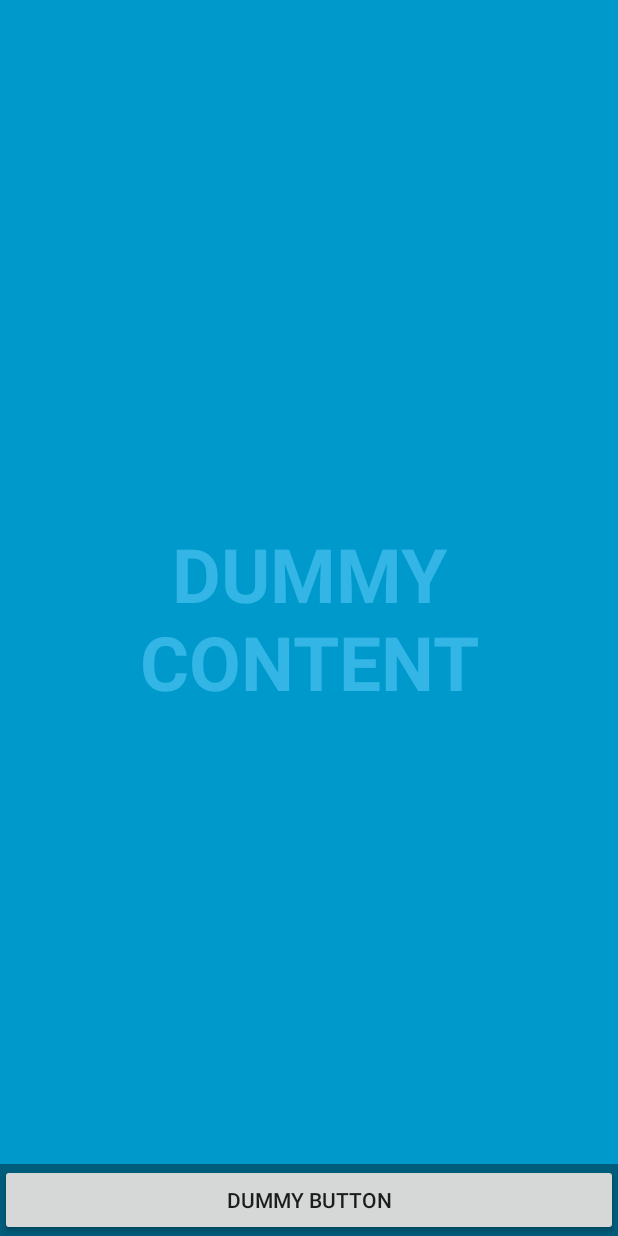
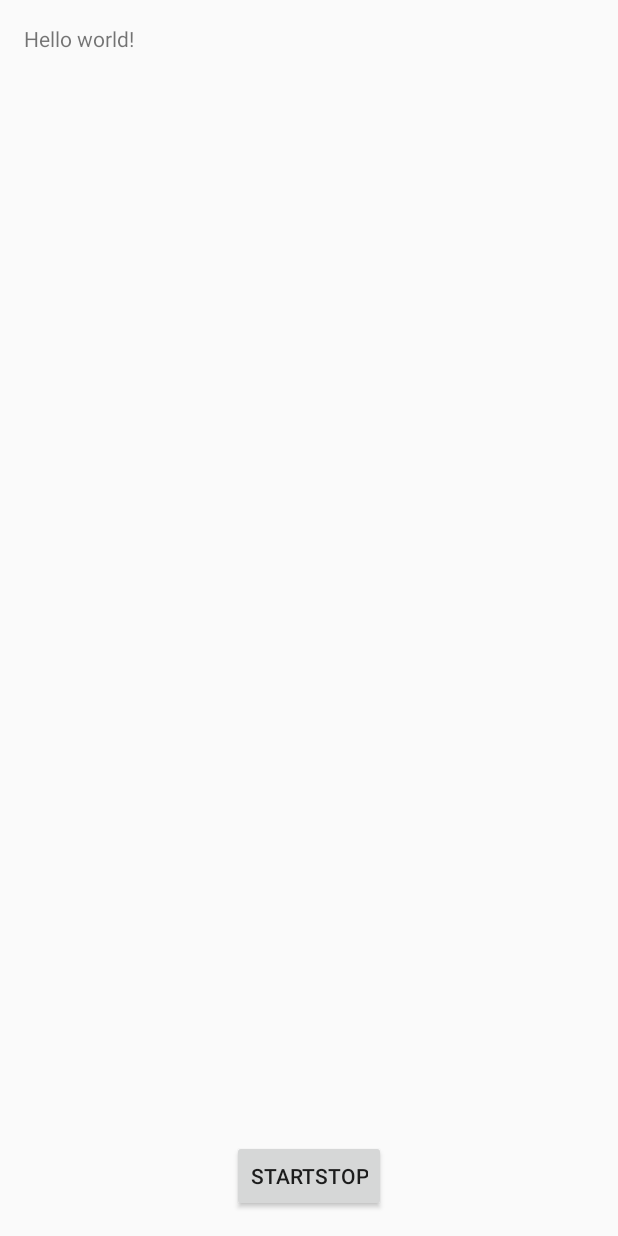
Before and after one commit to RowanMeara/Asymmetric-Metronome, an Android app: the layout activity_main.xml on its own in the app's theme, with its tools: preview values and no code run, on a phone screen of 412 x 824 dp. Run offline under Robolectric (Android 15) with nearby library versions, the phone set to English and light mode, and no system bars.

```diff
--- a/app/src/main/java/edu/rrm89cornell/asymmetricmetronome/Tutorial.java
+++ b/app/src/main/java/edu/rrm89cornell/asymmetricmetronome/StartStopActivity.java
@@ -6,18 +6,18 @@ import android.view.Menu;
 import android.view.MenuItem;
 
 
-public class Tutorial extends ActionBarActivity {
+public class StartStopActivity extends ActionBarActivity {
 
     @Override
     protected void onCreate(Bundle savedInstanceState) {
         super.onCreate(savedInstanceState);
-        setContentView(R.layout.activity_tutorial);
+        setContentView(R.layout.activity_start_stop);
     }
 
     @Override
     public boolean onCreateOptionsMenu(Menu menu) {
         // Inflate the menu; this adds items to the action bar if it is present.
-        getMenuInflater().inflate(R.menu.menu_tutorial, menu);
+        getMenuInflater().inflate(R.menu.menu_start_stop, menu);
         return true;
     }
 
--- a/app/src/main/res/layout/activity_main.xml
+++ b/app/src/main/res/layout/activity_main.xml
@@ -1,32 +1,20 @@
-<FrameLayout xmlns:android="http://schemas.android.com/apk/res/android"
+<RelativeLayout xmlns:android="http://schemas.android.com/apk/res/android"
     xmlns:tools="http://schemas.android.com/tools" android:layout_width="match_parent"
-    android:layout_height="match_parent" android:background="#0099cc" tools:context=".Main">
+    android:layout_height="match_parent" android:paddingLeft="@dimen/activity_horizontal_margin"
+    android:paddingRight="@dimen/activity_horizontal_margin"
+    android:paddingTop="@dimen/activity_vertical_margin"
+    android:paddingBottom="@dimen/activity_vertical_margin"
+    tools:context="edu.rrm89cornell.asymmetricmetronome.StartStopActivity">
 
-    <!-- The primary full-screen view. This can be replaced with whatever view
-         is needed to present your content, e.g. VideoView, SurfaceView,
-         TextureView, etc. -->
-    <TextView android:id="@+id/fullscreen_content" android:layout_width="match_parent"
-        android:layout_height="match_parent" android:keepScreenOn="true" android:textColor="#33b5e5"
-        android:textStyle="bold" android:textSize="50sp" android:gravity="center"
-        android:text="@string/dummy_content" />
+    <TextView android:text="@string/hello_world" android:layout_width="wrap_content"
+        android:layout_height="wrap_content" />
 
-    <!-- This FrameLayout insets its children based on system windows using
-         android:fitsSystemWindows. -->
-    <FrameLayout android:layout_width="match_parent" android:layout_height="match_parent"
-        android:fitsSystemWindows="true"
-        android:layout_gravity="center_horizontal|top">
+    <Button
+        android:layout_width="wrap_content"
+        android:layout_height="wrap_content"
+        android:text="StartStop"
+        android:id="@+id/button1"
+        android:layout_alignParentBottom="true"
+        android:layout_centerHorizontal="true" />
 
-        <LinearLayout android:id="@+id/fullscreen_content_controls" style="?metaButtonBarStyle"
-            android:layout_width="match_parent" android:layout_height="wrap_content"
-            android:layout_gravity="bottom|center_horizontal"
-            android:background="@color/black_overlay" android:orientation="horizontal"
-            tools:ignore="UselessParent">
-
-            <Button android:id="@+id/dummy_button" style="?metaButtonBarButtonStyle"
-                android:layout_width="0dp" android:layout_height="wrap_content"
-                android:layout_weight="1" android:text="@string/dummy_button" />
-
-        </LinearLayout>
-    </FrameLayout>
-
-</FrameLayout>
+</RelativeLayout>
--- a/app/src/main/res/values/strings.xml
+++ b/app/src/main/res/values/strings.xml
@@ -7,4 +7,5 @@
 
     <string name="hello_world">Hello world!</string>
     <string name="action_settings">Settings</string>
+    <string name="title_activity_start_stop">StartStopActivity</string>
 </resources>
```
Also changed, not shown: app/src/main/AndroidManifest.xml (+6 -2 lines), app/src/main/java/edu/rrm89cornell/asymmetricmetronome/Main.java (+6 -138 lines), app/src/main/res/menu/menu_start_stop.xml (added, +7 -0 lines), 2 other files.
